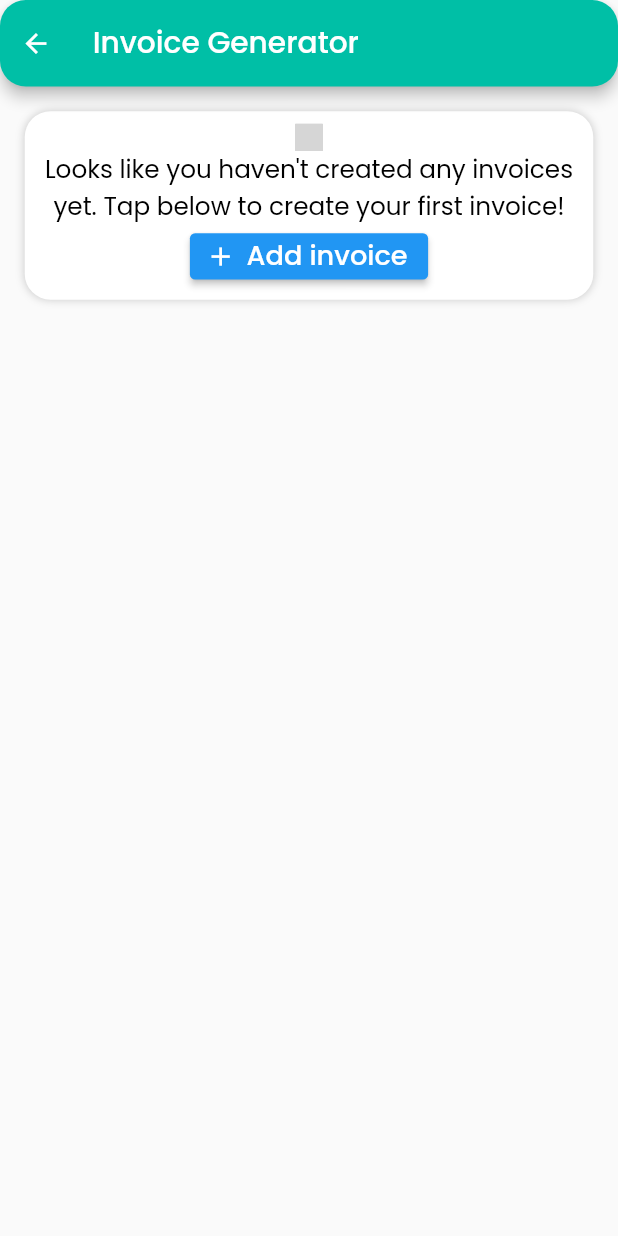
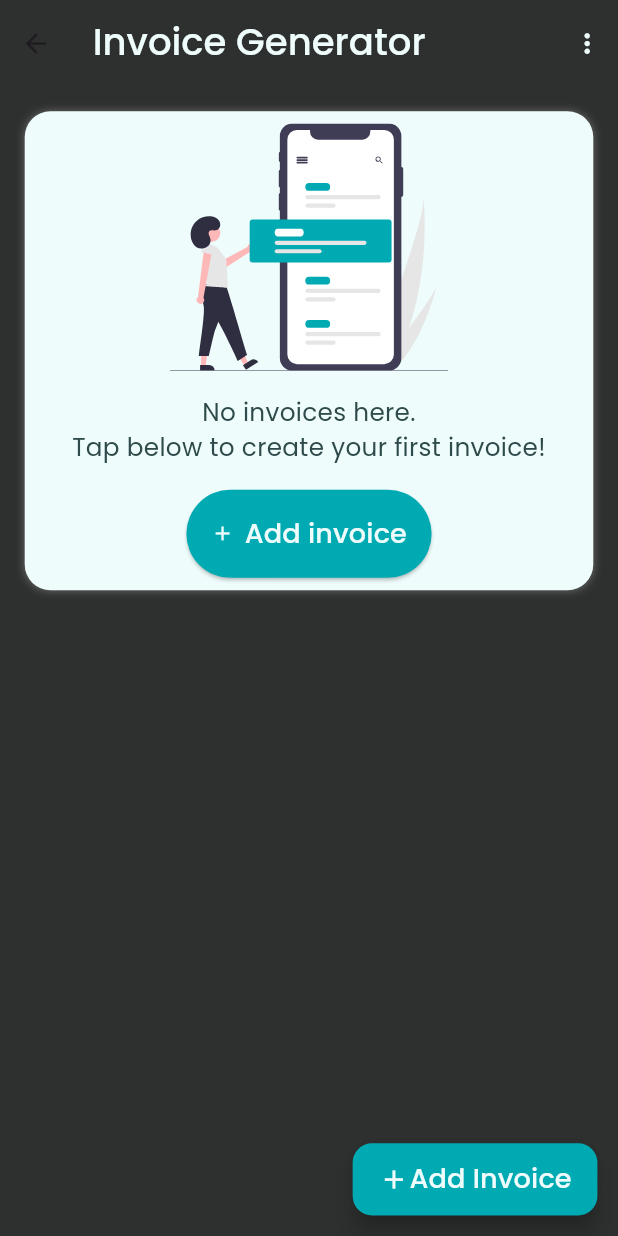
Before and after one commit to CodeSadhu/billboss, a Flutter app: the HomePage screen opened by its route, on a phone screen of 412 x 824 dp. Run offline on Flutter 3.47's test engine with Material 2 defaults, Android fonts, the phone set to English and light mode, and no system bars; our stand-ins replace firebase_auth, firebase_core, flutter_svg, google_sign_in, responsive_framework, shared_preferences; accounts and stored records are empty; grey boxes are pictures that could not be loaded.

Commit message:
Modified color palette and theme for better dark mode UX

```diff
--- a/lib/common_widgets/text_styles.dart
+++ b/lib/common_widgets/text_styles.dart
@@ -1,14 +1,15 @@
 import 'package:flutter/material.dart';
+import 'package:invoice_generator/utils/color_palette.dart';
 
 TextStyle h1Style({
   required Size screenSize,
   Color? color,
-  Size? fontSize,
+  double? fontSize,
   FontWeight? fontWeight,
 }) {
   return TextStyle(
-    fontSize: screenSize.height * 0.024,
-    color: color ?? Colors.black,
+    fontSize: fontSize ?? screenSize.height * 0.024,
+    color: color ?? ColorPalette.buttonTextColor,
     fontWeight: fontWeight ?? FontWeight.w600,
   );
 }
@@ -16,12 +17,12 @@ TextStyle h1Style({
 TextStyle h2Style({
   required Size screenSize,
   Color? color,
-  Size? fontSize,
+  double? fontSize,
   FontWeight? fontWeight,
 }) {
   return TextStyle(
     fontSize: screenSize.height * 0.022,
-    color: color ?? Colors.black,
+    color: color ?? ColorPalette.buttonTextColor,
     fontWeight: fontWeight ?? FontWeight.w500,
   );
 }
@@ -29,12 +30,12 @@ TextStyle h2Style({
 TextStyle h3Style({
   required Size screenSize,
   Color? color,
-  Size? fontSize,
+  double? fontSize,
   FontWeight? fontWeight,
 }) {
   return TextStyle(
     fontSize: screenSize.height * 0.02,
-    color: color ?? Colors.black,
+    color: color ?? ColorPalette.buttonTextColor,
     fontWeight: fontWeight ?? FontWeight.w400,
   );
 }
--- /dev/null
+++ b/lib/screens/home/home_page.dart
@@ -0,0 +1,137 @@
+import 'package:flutter/material.dart';
+import 'package:invoice_generator/common_widgets/text_styles.dart';
+import 'package:invoice_generator/screens/home/widgets/empty_invoice_card.dart';
+import 'package:invoice_generator/utils/color_palette.dart';
+import 'package:invoice_generator/utils/common_methods.dart';
+import 'package:invoice_generator/utils/constants.dart';
+import 'package:invoice_generator/utils/strings.dart';
+
+class HomePage extends StatefulWidget {
+  const HomePage({super.key});
+
+  @override
+  State<HomePage> createState() => _MainPageState();
+}
+
+class _MainPageState extends State<HomePage> {
+  late Size screenSize;
+
+  List invoiceList = [];
+
+  @override
+  void initState() {
+    super.initState();
+  }
+
+  @override
+  void dispose() {
+    super.dispose();
+  }
+
+  @override
+  Widget build(BuildContext context) {
+    screenSize = getScreenSize(context);
+    return Scaffold(
+      backgroundColor: ColorPalette.primaryBackgroundColor,
+      appBar: buildAppBar(),
+      floatingActionButton: FloatingActionButton.extended(
+        label: Row(
+          children: [
+            const Icon(
+              Icons.add,
+              color: ColorPalette.buttonTextColor,
+            ),
+            Text(
+              'Add Invoice',
+              style: h2Style(
+                screenSize: screenSize,
+                color: ColorPalette.buttonTextColor,
+              ),
+            ),
+          ],
+        ),
+        shape: RoundedRectangleBorder(
+          borderRadius: BorderRadius.circular(15),
+        ),
+        backgroundColor: ColorPalette.secondaryColor,
+        onPressed: () {},
+      ),
+      body: Container(
+        padding: EdgeInsets.symmetric(
+          horizontal: screenSize.width * 0.04,
+          vertical: screenSize.height * 0.02,
+        ),
+        child: buildInvoiceList(invoiceList),
+      ),
+    );
+  }
+
+  PreferredSize buildAppBar() {
+    return PreferredSize(
+      preferredSize: Size.fromHeight(
+        screenSize.height * appBarSize,
+      ),
+      child: AppBar(
+        backgroundColor: ColorPalette.primaryBackgroundColor,
+        actions: [
+          PopupMenuButton(
+            icon: const Icon(
+              Icons.more_vert_rounded,
+              color: ColorPalette.buttonTextColor,
+            ),
+            shape: RoundedRectangleBorder(
+              borderRadius: BorderRadius.circular(10),
+            ),
+            offset: Offset(
+              -screenSize.width * 0.04,
+              screenSize.height * 0.045,
+            ),
+            itemBuilder: (context) {
+              return [
+                PopupMenuItem(
+                  onTap: () => CommonMethods.logoutAndClearData(),
+                  child: Text(
+                    'Sign Out',
+                    style: h3Style(
+                      screenSize: screenSize,
+                      color: ColorPalette.black,
+                    ),
+                  ),
+                ),
+              ];
+            },
+          )
+        ],
+        shape: RoundedRectangleBorder(
+          borderRadius: BorderRadius.circular(20),
+        ),
+        toolbarHeight: screenSize.height * appBarSize,
+        title: Text(
+          CommonStrings.appTitle,
+          style: h1Style(
+            screenSize: screenSize,
+            fontSize: screenSize.height * 0.03,
+            fontWeight: FontWeight.w500,
+            color: ColorPalette.buttonTextColor,
+          ),
+        ),
+      ),
+    );
+  }
+
+  Widget buildInvoiceList(List invoiceList) {
+    if (invoiceList.isNotEmpty) {
+      return ListView.builder(
+        itemCount: invoiceList.length,
+        itemBuilder: ((context, index) {
+          return const ListTile(
+            title: Text(''),
+            subtitle: Text(''),
+          );
+        }),
+      );
+    } else {
+      return const EmptyInvoiceCard();
+    }
+  }
+}
--- /dev/null
+++ b/lib/screens/home/providers/fab_provider.dart
@@ -0,0 +1,3 @@
+import 'package:flutter/material.dart';
+
+class FabProvider extends ChangeNotifier {}
--- /dev/null
+++ b/lib/screens/home/widgets/empty_invoice_card.dart
@@ -0,0 +1,74 @@
+import 'package:flutter/material.dart';
+import 'package:flutter_svg/svg.dart';
+import 'package:invoice_generator/common_widgets/text_styles.dart';
+import 'package:invoice_generator/utils/color_palette.dart';
+import 'package:invoice_generator/utils/constants.dart';
+import 'package:invoice_generator/utils/svg_paths.dart';
+
+class EmptyInvoiceCard extends StatelessWidget {
+  const EmptyInvoiceCard({
+    Key? key,
+  }) : super(key: key);
+
+  @override
+  Widget build(BuildContext context) {
+    Size screenSize = MediaQuery.of(context).size;
+    return Container(
+      width: double.infinity,
+      decoration: BoxDecoration(
+        boxShadow: getBoxShadow,
+        color: ColorPalette.buttonTextColor,
+        borderRadius: BorderRadius.circular(20),
+      ),
+      padding: EdgeInsets.symmetric(
+        vertical: screenSize.height * 0.01,
+        horizontal: screenSize.width * 0.02,
+      ),
+      child: Column(
+        crossAxisAlignment: CrossAxisAlignment.center,
+        mainAxisSize: MainAxisSize.min,
+        children: [
+          SvgPicture.asset(
+            SvgPath.noteList,
+            height: screenSize.height * 0.2,
+          ),
+          SizedBox(
+            height: screenSize.height * 0.02,
+          ),
+          Text(
+            'No invoices here.\nTap below to create your first invoice!',
+            style: h3Style(
+              screenSize: screenSize,
+              color: ColorPalette.tertiaryColor,
+            ),
+            textAlign: TextAlign.center,
+          ),
+          SizedBox(
+            height: screenSize.height * 0.02,
+          ),
+          ElevatedButton.icon(
+            style: ElevatedButton.styleFrom(
+              backgroundColor: ColorPalette.secondaryColor,
+              padding: EdgeInsets.symmetric(
+                vertical: screenSize.height * 0.02,
+                horizontal: screenSize.width * 0.04,
+              ),
+            ),
+            onPressed: () {},
+            icon: const Icon(
+              Icons.add,
+              color: ColorPalette.buttonTextColor,
+            ),
+            label: Text(
+              'Add invoice',
+              style: h2Style(
+                screenSize: screenSize,
+                color: ColorPalette.buttonTextColor,
+              ),
+            ),
+          ),
+        ],
+      ),
+    );
+  }
+}
--- a/lib/screens/home_page.dart
+++ /dev/null
@@ -1,123 +0,0 @@
-import 'package:flutter/material.dart';
-import 'package:flutter_svg/svg.dart';
-import 'package:google_sign_in/google_sign_in.dart';
-import 'package:invoice_generator/common_widgets/text_styles.dart';
-import 'package:invoice_generator/utils/color_palette.dart';
-import 'package:invoice_generator/utils/common_methods.dart';
-import 'package:invoice_generator/utils/constants.dart';
-import 'package:invoice_generator/utils/strings.dart';
-import 'package:invoice_generator/utils/svg_paths.dart';
-
-class HomePage extends StatefulWidget {
-  const HomePage({super.key});
-
-  @override
-  State<HomePage> createState() => _MainPageState();
-}
-
-class _MainPageState extends State<HomePage> {
-  late Size screenSize;
-
-  List invoiceList = [];
-
-  @override
-  void initState() {
-    super.initState();
-  }
-
-  @override
-  void dispose() {
-    super.dispose();
-  }
-
-  @override
-  Widget build(BuildContext context) {
-    screenSize = getScreenSize(context);
-    return Scaffold(
-      appBar: PreferredSize(
-        preferredSize: Size.fromHeight(
-          screenSize.height * appBarSize,
-        ),
-        child: AppBar(
-          backgroundColor: ColorPalette.tealBlue,
-          shape: RoundedRectangleBorder(
-            borderRadius: BorderRadius.circular(20),
-          ),
-          toolbarHeight: screenSize.height * appBarSize,
-          title: Text(
-            CommonStrings.appTitle,
-            style: h1Style(
-              screenSize: screenSize,
-              fontWeight: FontWeight.w500,
-              color: Colors.white,
-            ),
-          ),
-        ),
-      ),
-      body: Container(
-        padding: EdgeInsets.symmetric(
-          horizontal: screenSize.width * 0.04,
-          vertical: screenSize.height * 0.02,
-        ),
-        child: buildInvoiceList(invoiceList),
-      ),
-    );
-  }
-
-  Widget buildInvoiceList(List invoiceList) {
-    if (invoiceList.isNotEmpty) {
-      return ListView.builder(
-        itemCount: invoiceList.length,
-        itemBuilder: ((context, index) {
-          return const ListTile(
-            title: Text(''),
-            subtitle: Text(''),
-          );
-        }),
-      );
-    } else {
-      return Container(
-        decoration: BoxDecoration(
-          boxShadow: getBoxShadow,
-          color: ColorPalette.white,
-          borderRadius: BorderRadius.circular(20),
-        ),
-        padding: EdgeInsets.symmetric(
-          vertical: screenSize.height * 0.01,
-          horizontal: screenSize.width * 0.02,
-        ),
-        child: Column(
-          crossAxisAlignment: CrossAxisAlignment.center,
-          mainAxisSize: MainAxisSize.min,
-          children: [
-            SvgPicture.asset(
-              SvgPath.noteList,
-              height: screenSize.height * 0.022,
-            ),
-            Text(
-              'Looks like you haven\'t created any invoices yet. Tap below to create your first invoice!',
-              style: h3Style(
-                screenSize: screenSize,
-              ),
-              textAlign: TextAlign.center,
-            ),
-            ElevatedButton.icon(
-              onPressed: () {},
-              icon: const Icon(
-                Icons.add,
-                color: ColorPalette.white,
-              ),
-              label: Text(
-                'Add invoice',
-                style: h2Style(
-                  screenSize: screenSize,
-                  color: ColorPalette.white,
-                ),
-              ),
-            ),
-          ],
-        ),
-      );
-    }
-  }
-}
--- a/lib/utils/color_palette.dart
+++ b/lib/utils/color_palette.dart
@@ -3,9 +3,11 @@ import 'package:flutter/material.dart';
 class ColorPalette {
   ColorPalette._();
 
-  static const Color tealBlue = Color(0xFF00BFA6);
-  // static const Color raspberryPink = Color(0xFFA53860);
-  static const Color platinumGrey = Color(0xFFD8E2DC);
   static const Color white = Colors.white;
   static const Color black = Colors.black;
+
+  static const primaryBackgroundColor = Color(0xFF2E2F2F);
+  static const secondaryColor = Color(0xFF00AAB3);
+  static const tertiaryColor = Color(0xFF2F4A4A);
+  static const buttonTextColor = Color(0xFFEEFCFC);
 }
--- a/lib/utils/constants.dart
+++ b/lib/utils/constants.dart
@@ -1,5 +1,6 @@
 import 'package:flutter/material.dart';
 import 'package:invoice_generator/services/firebase_service.dart';
+import 'package:invoice_generator/utils/color_palette.dart';
 
 GlobalKey<NavigatorState> rootNavigatorKey = GlobalKey<NavigatorState>();
 
--- a/lib/utils/svg_paths.dart
+++ b/lib/utils/svg_paths.dart
@@ -4,6 +4,9 @@ class SvgPath {
   SvgPath._();
 
   static const String _basePath = 'assets/svgs/';
+  static const String _extension = '.svg';
 
-  static const String noteList = _basePath + 'note_list';
+  static const String noteList = _basePath + 'note_list' + _extension;
+  static const String invoiceGraphic =
+      _basePath + 'invoice_graphic' + _extension;
 }
--- a/pubspec.yaml
+++ b/pubspec.yaml
@@ -39,6 +39,9 @@ dependencies:
   google_sign_in: ^6.0.0
   shared_preferences: ^2.0.17
   flutter_svg: ^1.1.6
+  hive_flutter: ^1.1.0
+  provider: ^6.0.5
+  flutter_provider: ^2.1.0
 
 dev_dependencies:
   flutter_test:
@@ -66,6 +69,7 @@ flutter:
   assets:
     - assets/fonts/
     - assets/svgs/
+    - assets/images/
   fonts:
     - family: Poppins
       fonts:
```
Also changed, not shown: lib/main.dart (+10 -5 lines), lib/screens/login/login_page.dart (added, +111 -0 lines), lib/screens/login_page.dart (deleted, +0 -78 lines), lib/services/firebase_service.dart (+7 -5 lines), lib/utils/images.dart (added, +11 -0 lines), assets/svgs/invoice_graphic.svg (added), assets/svgs/note_list.svg, lib/firebase_options.dart (added), pubspec.lock, 10 other files.
